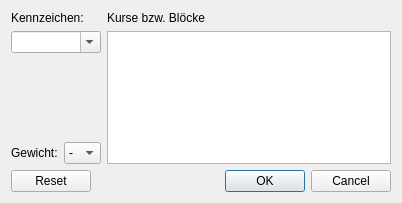
Before: the Qt Designer form wz-data/ui/dialog_parallel_lessons.ui in gradgrind/WZ3, drawn with Qt 5.
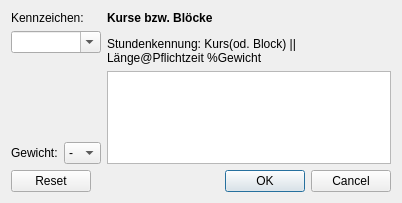
After: the same form once the commit is applied.

Commit message: Work on parallel lessons dialog

Diff of the .ui file:
```diff
--- a/wz-data/ui/dialog_parallel_lessons.ui
+++ b/wz-data/ui/dialog_parallel_lessons.ui
@@ -128,7 +128,10 @@
        <item>
         <widget class="QLabel" name="label_3">
          <property name="text">
-          <string>Kurse bzw. Blöcke</string>
+          <string>&lt;html&gt;&lt;head/&gt;&lt;body&gt;&lt;p&gt;&lt;span style=&quot; font-weight:700;&quot;&gt;Kurse bzw. Blöcke&lt;/span&gt;&lt;/p&gt;&lt;p&gt;Stundenkennung: Kurs(od. Block) || Länge@Pflichtzeit %Gewicht&lt;/p&gt;&lt;/body&gt;&lt;/html&gt;</string>
+         </property>
+         <property name="wordWrap">
+          <bool>true</bool>
          </property>
         </widget>
        </item>
```
Left out of the diff: 2 changed lines with no effect on the pictures. The commit also changes 1 other file.
